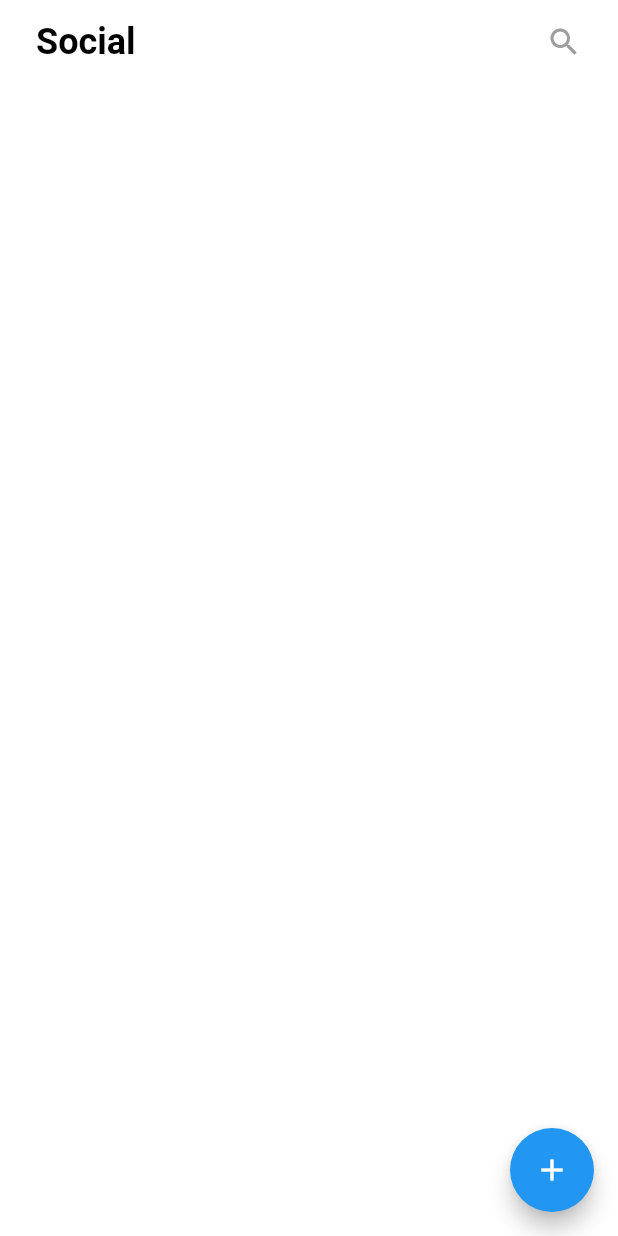
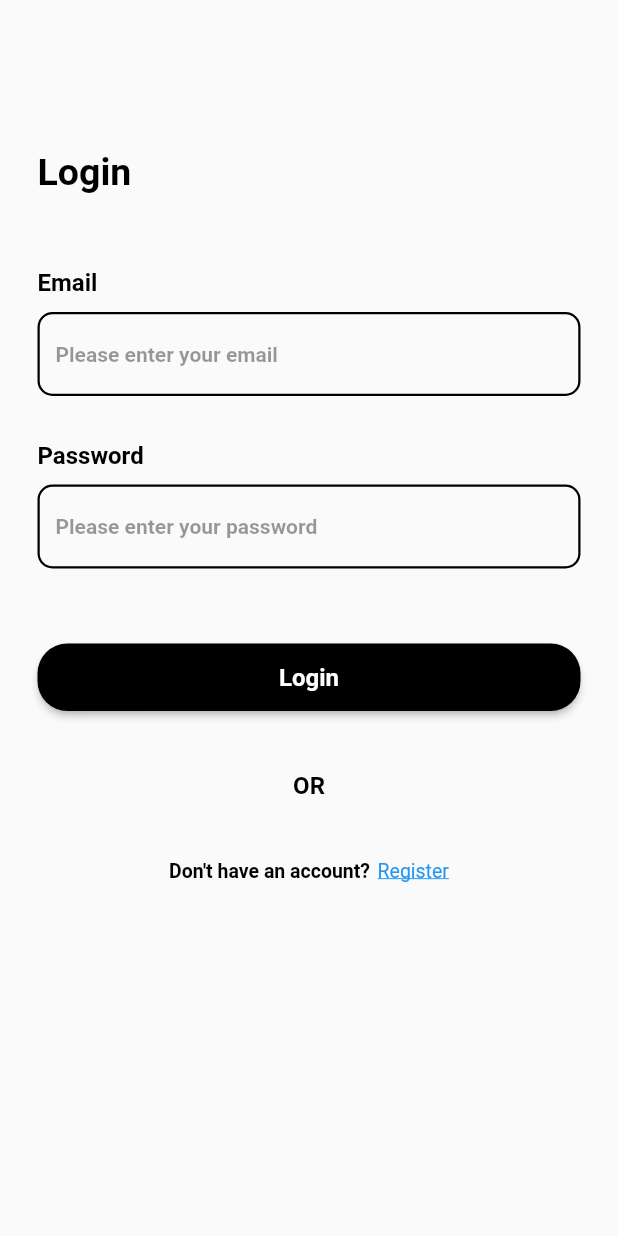
Before and after one commit to VoidZzzz/padc_firebase_tutorial, a Flutter app: the screen it shows after launch, on a phone screen of 412 x 824 dp. Run offline on Flutter 3.47's test engine with Material 2 defaults, Android fonts, the phone set to English and light mode, and no system bars; our stand-ins replace cloud_firestore, firebase_core, firebase_database, google_fonts, image_picker; accounts and stored records are empty; Roboto replaces fonts that are missing (Ubuntu).

Commit message:
add:log in, register UI

```diff
--- a/lib/main.dart
+++ b/lib/main.dart
@@ -1,4 +1,5 @@
 import 'package:flutter/material.dart';
+import 'package:padc_firebase_tutorial/pages/log_in_page.dart';
 import 'package:padc_firebase_tutorial/pages/newsfeed_page.dart';
 import 'package:firebase_core/firebase_core.dart';
 import 'package:google_fonts/google_fonts.dart';
@@ -22,7 +23,7 @@ class MyApp extends StatelessWidget {
         appBarTheme: const AppBarTheme(backgroundColor: Colors.white, elevation: 0.0),
           primarySwatch: Colors.blue,
           fontFamily: GoogleFonts.ubuntu().fontFamily),
-      home: const NewsfeedPage(),
+      home: const LogInPage(),
     );
   }
 }
--- /dev/null
+++ b/lib/pages/log_in_page.dart
@@ -0,0 +1,131 @@
+import 'package:flutter/material.dart';
+import 'package:padc_firebase_tutorial/pages/register_page.dart';
+import 'package:padc_firebase_tutorial/utils/extensions.dart';
+import 'package:padc_firebase_tutorial/view_items/text_view.dart';
+
+import '../view_items/textfield_and_label_view.dart';
+
+class LogInPage extends StatelessWidget {
+  const LogInPage({Key? key}) : super(key: key);
+
+  @override
+  Widget build(BuildContext context) {
+    return Scaffold(
+      body: Padding(
+        padding: const EdgeInsets.symmetric(horizontal: 25.0),
+        child: Column(
+          crossAxisAlignment: CrossAxisAlignment.start,
+          children: [
+            100.heightBox(),
+            const TextView(
+              text: "Login",
+              fontSize: 25,
+            ),
+            50.heightBox(),
+            TextFieldAndLabel(
+              onChanged: (email) {},
+              title: "Email",
+              hintText: "Please enter your email",
+            ),
+            30.heightBox(),
+            TextFieldAndLabel(
+              onChanged: (password) {},
+              title: "Password",
+              hintText: "Please enter your password",
+            ),
+            50.heightBox(),
+            AppButton(
+              onPressed: () {},
+              text: "Login",
+            ),
+            40.heightBox(),
+            const Center(
+              child: TextView(text: "OR"),
+            ),
+            40.heightBox(),
+            LogInAndRegisterSession(
+              string: "Register",
+              leadingString: "Don't have an account?",
+              onTapRegister: () => navigateToScreen(
+                context,
+                const RegisterPage(),
+              ),
+            )
+          ],
+        ),
+      ),
+    );
+  }
+}
+
+class LogInAndRegisterSession extends StatelessWidget {
+  const LogInAndRegisterSession(
+      {super.key,
+      required this.leadingString,
+      required this.string,
+      required this.onTapRegister});
+
+  final Function onTapRegister;
+  final String leadingString;
+  final String string;
+
+  @override
+  Widget build(BuildContext context) {
+    return Row(
+      mainAxisAlignment: MainAxisAlignment.center,
+      children: [
+        TextView(
+          text: leadingString,
+          fontSize: 13,
+        ),
+        5.widthBox(),
+        GestureDetector(
+          onTap: () {
+            onTapRegister();
+          },
+          child: Text(
+            string,
+            style: const TextStyle(
+                fontSize: 13,
+                color: Colors.blue,
+                decoration: TextDecoration.underline),
+          ),
+        )
+      ],
+    );
+  }
+}
+
+class AppButton extends StatelessWidget {
+  const AppButton(
+      {super.key,
+      required this.text,
+      required this.onPressed,
+      this.bgColor = Colors.black});
+
+  final Function onPressed;
+  final String text;
+  final Color bgColor;
+
+  @override
+  Widget build(BuildContext context) {
+    return SizedBox(
+      width: double.infinity,
+      height: 45,
+      child: ElevatedButton(
+          style: ElevatedButton.styleFrom(
+            backgroundColor: bgColor,
+            shape: RoundedRectangleBorder(
+              borderRadius: BorderRadius.circular(20),
+            ),
+          ),
+          onPressed: () {
+            onPressed();
+          },
+          child: TextView(
+            text: text,
+            color: Colors.white,
+          )),
+    );
+  }
+}
--- /dev/null
+++ b/lib/pages/register_page.dart
@@ -0,0 +1,65 @@
+import 'package:flutter/material.dart';
+import 'package:padc_firebase_tutorial/utils/extensions.dart';
+
+import '../view_items/text_view.dart';
+import '../view_items/textfield_and_label_view.dart';
+import 'log_in_page.dart';
+
+class RegisterPage extends StatelessWidget {
+  const RegisterPage({Key? key}) : super(key: key);
+
+  @override
+  Widget build(BuildContext context) {
+    return Scaffold(
+      body: Padding(
+        padding: const EdgeInsets.symmetric(horizontal: 25.0),
+        child: Column(
+          crossAxisAlignment: CrossAxisAlignment.start,
+          children: [
+            100.heightBox(),
+            const TextView(
+              text: "Register",
+              fontSize: 25,
+            ),
+            50.heightBox(),
+            TextFieldAndLabel(
+              onChanged: (email) {},
+              title: "Email",
+              hintText: "Please enter your email",
+            ),
+            30.heightBox(),
+            TextFieldAndLabel(
+              onChanged: (password) {},
+              title: "User Name",
+              hintText: "Please enter your user name",
+            ),
+            30.heightBox(),
+            TextFieldAndLabel(
+              onChanged: (password) {},
+              title: "Password",
+              hintText: "Please enter your password",
+            ),
+            50.heightBox(),
+            AppButton(
+              onPressed: () {},
+              text: "Register",
+            ),
+            40.heightBox(),
+            const Center(
+              child: TextView(text: "OR"),
+            ),
+            40.heightBox(),
+            LogInAndRegisterSession(
+              string: "Login",
+              leadingString: "Already have an account?",
+              onTapRegister: () => navigateToScreen(
+                context,
+                const LogInPage(),
+              ),
+            )
+          ],
+        ),
+      ),
+    );
+  }
+}
--- /dev/null
+++ b/lib/view_items/textfield_and_label_view.dart
@@ -0,0 +1,51 @@
+import 'package:flutter/material.dart';
+import 'package:padc_firebase_tutorial/utils/extensions.dart';
+import 'package:padc_firebase_tutorial/view_items/text_view.dart';
+
+class TextFieldAndLabel extends StatelessWidget {
+  const TextFieldAndLabel(
+      {super.key,
+        required this.title,
+        required this.hintText,
+        required this.onChanged});
+
+  final String title;
+  final String hintText;
+  final Function(String) onChanged;
+
+  @override
+  Widget build(BuildContext context) {
+    return Column(
+      crossAxisAlignment: CrossAxisAlignment.start,
+      children: [
+        TextView(text: title),
+        10.heightBox(),
+        TextField(
+          style: TextStyle(fontWeight: FontWeight.w600, fontSize: 14),
+          onChanged: (input) {
+            onChanged(input);
+          },
+          decoration: InputDecoration(
+            hintText: hintText,
+            hintStyle: TextStyle(
+                fontWeight: FontWeight.w600,
+                fontSize: 14,
+                color: Colors.black.withOpacity(0.4)),
+            border: OutlineInputBorder(
+              borderRadius: BorderRadius.circular(10),
+              borderSide: const BorderSide(color: Colors.black, width: 1.5),
+            ),
+            enabledBorder: OutlineInputBorder(
+              borderRadius: BorderRadius.circular(10),
+              borderSide: const BorderSide(color: Colors.black, width: 1.5),
+            ),
+            focusedBorder: OutlineInputBorder(
+              borderRadius: BorderRadius.circular(10),
+              borderSide: const BorderSide(color: Colors.black, width: 1.5),
+            ),
+          ),
+        ),
+      ],
+    );
+  }
+}
```
Also changed, not shown: lib/utils/extensions.dart (added, +44 -0 lines).
